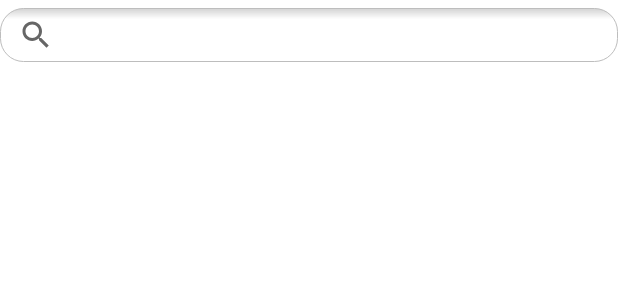
After one commit to samAricha/Funza, an Android app: the layout activity_chapters.xml on its own in the app's theme, with its tools: preview values and no code run, on a phone screen of 412 x 824 dp. The commit adds this screen. Shown: the top 300 px of the screen. Run offline under Robolectric (Android 15) with nearby library versions, the phone set to English and light mode, and no system bars.

Commit message:
Chapters Display unit Chapters

```diff
--- a/app/src/main/AndroidManifest.xml
+++ b/app/src/main/AndroidManifest.xml
@@ -13,6 +13,9 @@
         android:roundIcon="@mipmap/ic_launcher_round"
         android:supportsRtl="true"
         android:theme="@style/Theme.Funzav1">
+        <activity
+            android:name=".viewTier.ChaptersActivity"
+            android:exported="false" />
         <activity
             android:name=".viewTier.NotesActivity"
             android:exported="false" />
--- /dev/null
+++ b/app/src/main/res/layout/activity_chapters.xml
@@ -0,0 +1,30 @@
+<?xml version="1.0" encoding="utf-8"?>
+<androidx.constraintlayout.widget.ConstraintLayout
+    xmlns:android="http://schemas.android.com/apk/res/android"
+    xmlns:app="http://schemas.android.com/apk/res-auto"
+    xmlns:tools="http://schemas.android.com/tools"
+    android:layout_width="match_parent"
+    android:layout_height="match_parent"
+    tools:context=".viewTier.ChaptersActivity">
+
+    <SearchView
+        android:id="@+id/chapters_search_view"
+        android:layout_width="match_parent"
+        android:layout_height="36dp"
+        android:background="@drawable/edit_txt_bg"
+        android:layout_marginTop="5dp"
+        app:layout_constraintEnd_toEndOf="parent"
+        app:layout_constraintStart_toStartOf="parent"
+        app:layout_constraintTop_toTopOf="parent" />
+
+    <androidx.recyclerview.widget.RecyclerView
+        android:id="@+id/chaptersRView"
+        android:layout_width="match_parent"
+        android:layout_height="0dp"
+        app:layout_constraintEnd_toEndOf="parent"
+        app:layout_constraintStart_toStartOf="parent"
+        app:layout_constraintTop_toBottomOf="@+id/chapters_search_view" />
+
+
+
+</androidx.constraintlayout.widget.ConstraintLayout>
```
Also changed, not shown: app/src/main/java/teka/mobile/funzav1/viewTier/ChaptersActivity.kt (added, +77 -0 lines), app/src/main/java/teka/mobile/funzav1/viewTier/NotesActivity.kt (+7 -21 lines), app/src/main/res/layout/chapter_item.xml (+4 -3 lines).
